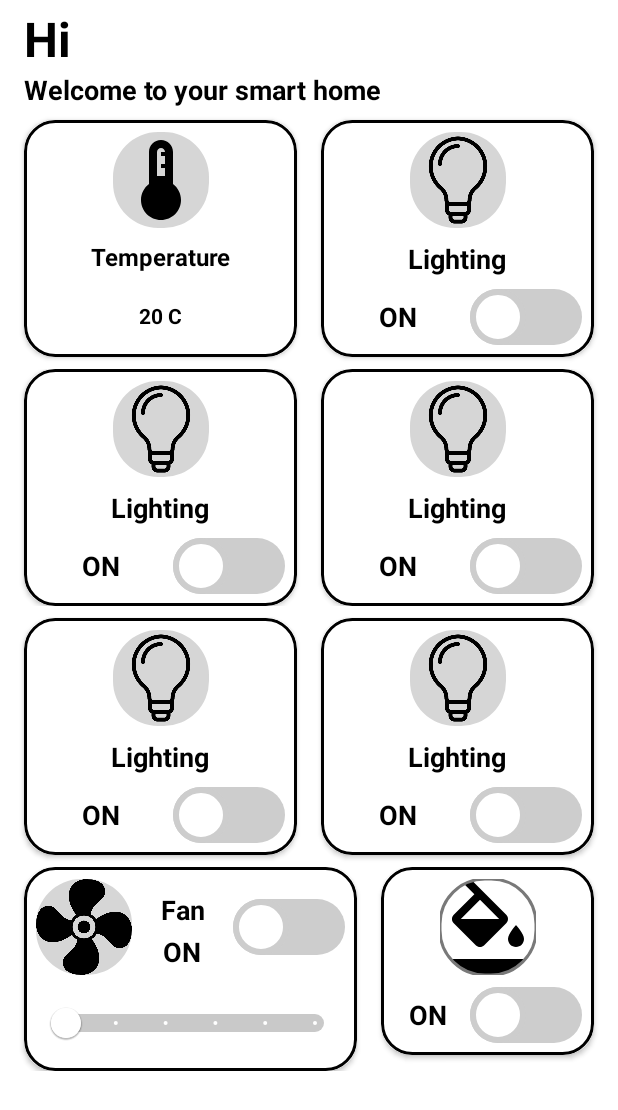
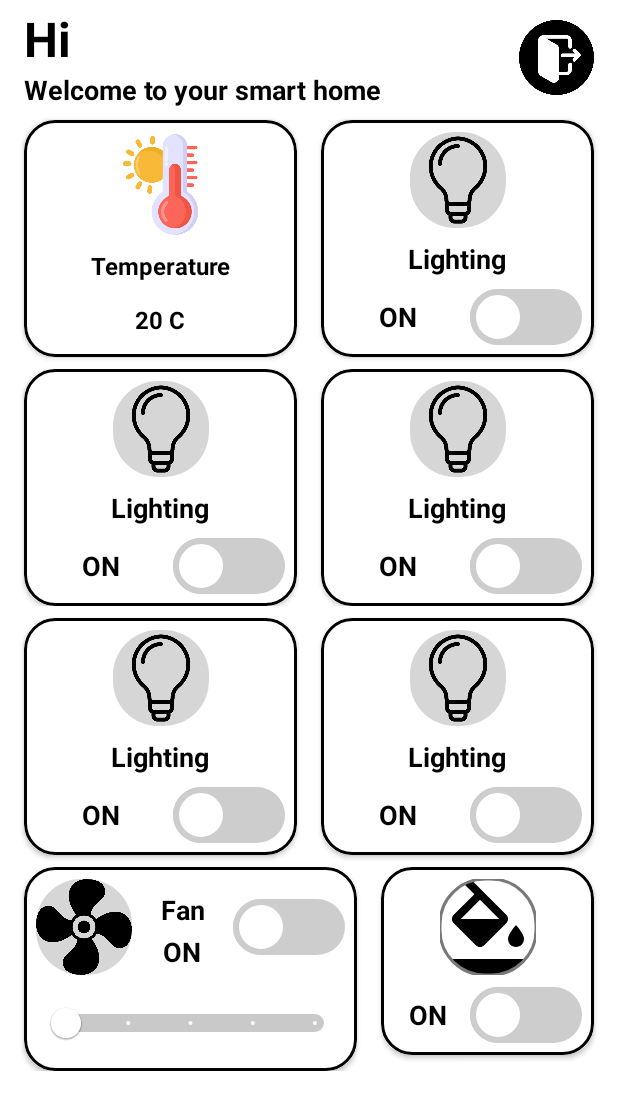
Before and after one commit to meet2602/HomeAutomationApp, an Android app: the DashBoardActivity screen opened directly, with no data from a screen before it, on a phone screen of 412 x 824 dp. Shown: the top 1110 px of the screen. Run offline under Robolectric (Android 15) with nearby library versions, the phone set to English and light mode, and no system bars; our stand-ins replace data binding.

Commit message:
fan speed decease and add logout feature

```diff
--- a/app/src/main/AndroidManifest.xml
+++ b/app/src/main/AndroidManifest.xml
@@ -19,9 +19,9 @@
 
     <application
         android:allowBackup="true"
-        android:icon="@mipmap/ic_launcher"
+        android:icon="@mipmap/home"
         android:label="@string/app_name"
-        android:roundIcon="@mipmap/ic_launcher_round"
+        android:roundIcon="@mipmap/home_round"
         android:supportsRtl="true"
         android:theme="@style/Theme.HomeAutomationApp"
         android:usesCleartextTraffic="true">
--- a/app/src/main/res/layout/activity_dash_board.xml
+++ b/app/src/main/res/layout/activity_dash_board.xml
@@ -36,25 +36,42 @@
                     android:layout_height="wrap_content"
                     android:layout_marginStart="16dp"
                     android:layout_marginTop="4dp"
-                    android:layout_marginEnd="16dp"
                     android:ellipsize="end"
                     android:maxLines="1"
                     android:text="@string/hi_meet"
                     android:textColor="@color/black"
                     android:textSize="32sp"
                     android:textStyle="bold"
-                    app:layout_constraintEnd_toEndOf="parent"
+                    app:layout_constraintEnd_toStartOf="@+id/logoutBtn"
                     app:layout_constraintStart_toStartOf="parent"
                     app:layout_constraintTop_toTopOf="parent" />
 
+                <ImageView
+                    android:id="@+id/logoutBtn"
+                    android:layout_width="50dp"
+                    android:layout_height="50dp"
+                    android:layout_marginEnd="16dp"
+                    android:adjustViewBounds="true"
+                    android:background="@color/white"
+                    android:contentDescription="@string/todo"
+                    android:scaleType="centerCrop"
+                    android:src="@drawable/logout"
+                    app:layout_constraintBottom_toBottomOf="@+id/textView7"
+                    app:layout_constraintEnd_toEndOf="parent"
+                    app:layout_constraintTop_toTopOf="@+id/txtUsername" />
+
                 <TextView
                     android:id="@+id/textView7"
-                    android:layout_width="wrap_content"
+                    android:layout_width="0dp"
                     android:layout_height="wrap_content"
                     android:text="@string/welcome_to_your_smart_home"
                     android:textColor="@color/black"
                     android:textSize="18sp"
+                    android:ellipsize="end"
+                    android:maxLines="1"
                     android:textStyle="bold"
+                    app:layout_constraintEnd_toEndOf="@+id/txtUsername"
+                    app:layout_constraintHorizontal_bias="0.0"
                     app:layout_constraintStart_toStartOf="@+id/txtUsername"
                     app:layout_constraintTop_toBottomOf="@+id/txtUsername" />
 
--- a/app/src/main/res/layout/fan_layout.xml
+++ b/app/src/main/res/layout/fan_layout.xml
@@ -92,7 +92,7 @@
                 android:layout_margin="8dp"
                 android:stepSize="1"
                 android:valueFrom="0"
-                android:valueTo="5"
+                android:valueTo="4"
                 cardView:labelBehavior="floating"
                 cardView:layout_constraintBottom_toBottomOf="parent"
                 cardView:layout_constraintEnd_toEndOf="parent"
--- a/app/src/main/res/layout/temperature_layout.xml
+++ b/app/src/main/res/layout/temperature_layout.xml
@@ -26,14 +26,14 @@
 
             <com.google.android.material.imageview.ShapeableImageView
                 android:id="@+id/tempImg"
-                android:layout_width="64dp"
-                android:layout_height="64dp"
+                android:layout_width="70dp"
+                android:layout_height="70dp"
                 android:layout_marginTop="8dp"
                 android:adjustViewBounds="true"
-                android:background="@color/light_grey"
+                android:background="@color/white"
                 android:contentDescription="@string/todo"
                 android:scaleType="centerCrop"
-                android:src="@drawable/ic_baseline_device_thermostat_24"
+                android:src="@drawable/high_temperature"
                 cardView:layout_constraintEnd_toEndOf="parent"
                 cardView:layout_constraintStart_toStartOf="parent"
                 cardView:layout_constraintTop_toTopOf="parent"
@@ -45,7 +45,6 @@
                 android:layout_height="wrap_content"
                 android:layout_margin="8dp"
                 android:ellipsize="end"
-                android:maxLines="1"
                 android:text="@string/temperature"
                 android:textAlignment="center"
                 android:textColor="@color/black"
@@ -66,7 +65,7 @@
                 android:text="@string/_20_c"
                 android:textColor="@color/black"
                 android:textAlignment="center"
-                android:textSize="14sp"
+                android:textSize="16sp"
                 android:textStyle="bold"
                 cardView:layout_constraintBottom_toBottomOf="parent"
                 cardView:layout_constraintEnd_toEndOf="@+id/tempTitle"
```
Also changed, not shown: app/src/main/java/com/home/automation/DashBoardActivity.kt (+42 -27 lines), app/src/main/java/com/home/automation/SplashActivity.kt (+10 -6 lines), app/src/main/java/com/home/automation/utils/AppUtils.kt (+14 -0 lines), app/src/main/res/drawable/high_temperature.png (added), app/src/main/res/drawable/logout.png (added), 9 other files.
